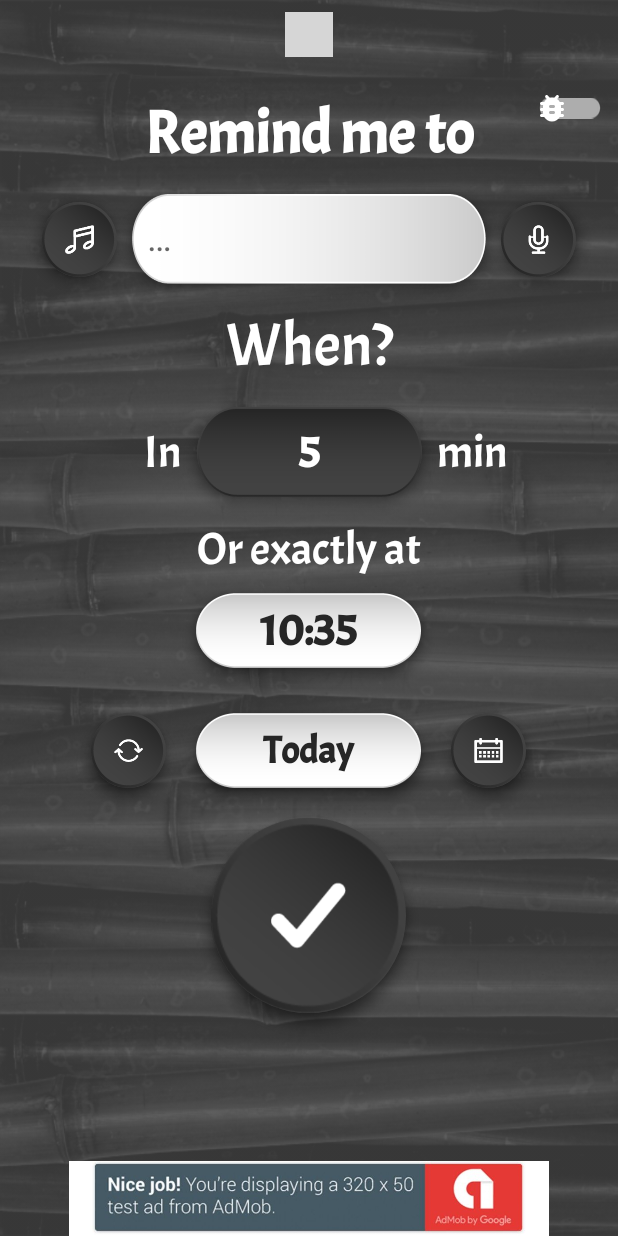
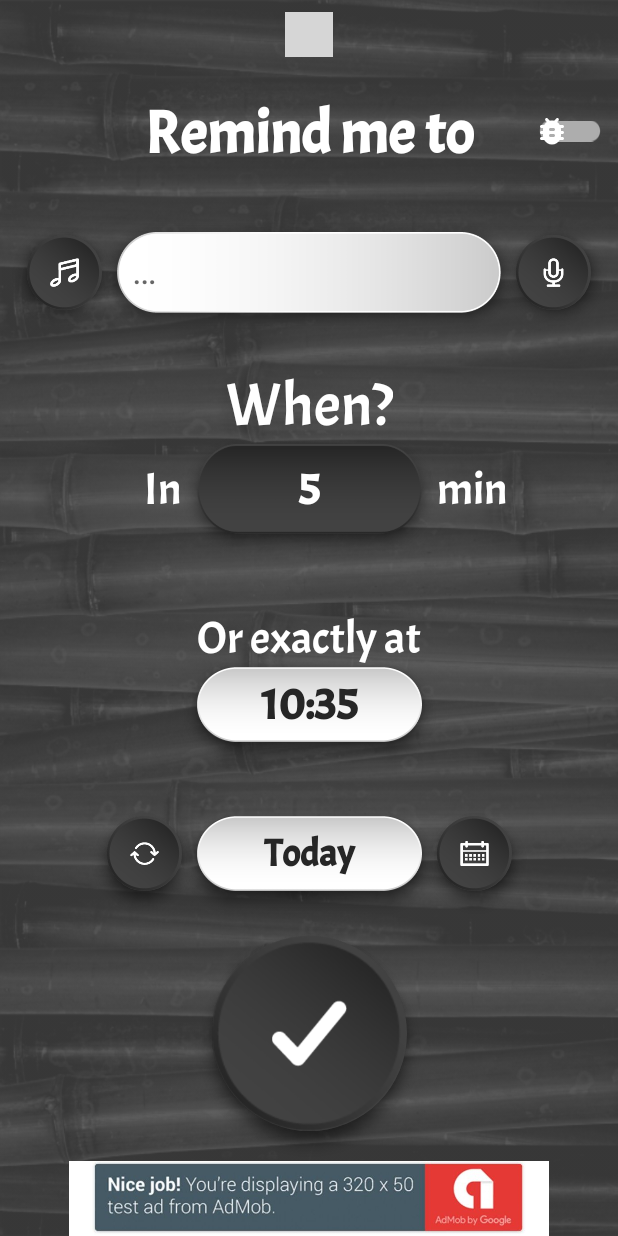
Before and after one commit to YoavGibri/RemindMe, an Android app: the screen it shows after launch (MainActivity), on a phone screen of 412 x 824 dp. Run offline under Robolectric (Android 15) with nearby library versions, the phone set to English and light mode, and no system bars; our stand-ins replace Room's generated code; libraries missing offline, so code that uses them is left out: com.nabinbhandari.android; plain views replace DotsIndicator; 1 statement that could not run was skipped; grey boxes are pictures that could not be loaded.

Commit message:
fit design to different sizes- end?

```diff
--- a/app/build.gradle
+++ b/app/build.gradle
@@ -14,8 +14,8 @@ android {
         applicationId "com.hirshler.remindme"
         minSdk 24
         targetSdk 30
-        versionCode 2
-        versionName "2.4"
+        versionCode 3
+        versionName "2.5"
 
         archivesBaseName = "RemindMe21-v$versionName"
 
--- a/app/src/main/java/com/hirshler/remindme/ui/reminder/ReminderFragment.kt
+++ b/app/src/main/java/com/hirshler/remindme/ui/reminder/ReminderFragment.kt
@@ -47,18 +47,18 @@ class ReminderFragment(private val reminderToEdit: Reminder? = null) : MainActiv
 
         binding.debugSwitch.isChecked = AppSettings.getIsDebugMode()
 
-        vm.currentCalendar.observe(viewLifecycleOwner, { calendar ->
+        vm.currentCalendar.observe(viewLifecycleOwner) { calendar ->
 //            binding.daysButton.setDate(calendar)
             binding.timePickerButton.text = SimpleDateFormat("HH:mm", Locale.getDefault()).format(calendar.time)
-        })
+        }
 
 
-        binding.text.addTextChangedListener(
+        binding.reminderText.addTextChangedListener(
             afterTextChanged = { vm.currentReminder.value?.text = it.toString() }
         )
 
 
-        binding.text.setOnFocusChangeListener { v, hasFocus -> if (!hasFocus) Utils.hideKeyboard(v) }
+        binding.reminderText.setOnFocusChangeListener { v, hasFocus -> if (!hasFocus) Utils.hideKeyboard(v) }
 
         binding.minutesButton.setOnToggleCallback { minutes ->
             vm.setMinutes(minutes)
@@ -167,8 +167,8 @@ class ReminderFragment(private val reminderToEdit: Reminder? = null) : MainActiv
         requireActivity().onBackPressedDispatcher.addCallback(viewLifecycleOwner, object : OnBackPressedCallback(true) {
             override fun handleOnBackPressed() {
                 //if starting new reminder and some text is written, clear the text
-                if (binding.text.text.toString().isNotEmpty() && vm.currentReminder.value?.id == null) {
-                    binding.text.setText("")
+                if (binding.reminderText.text.toString().isNotEmpty() && vm.currentReminder.value?.id == null) {
+                    binding.reminderText.setText("")
 
                 } else if (reminderToEdit != null) {
 //                    startActivity(Intent(requireActivity(), MainActivity::class.java)
@@ -187,7 +187,7 @@ class ReminderFragment(private val reminderToEdit: Reminder? = null) : MainActiv
 
     private fun setViewsFromReminder(reminder: Reminder) {
         reminder.apply {
-            text.let { binding.text.setText(it) }
+            text.let { binding.reminderText.setText(it) }
             vm.currentCalendar.value = Calendar.getInstance().apply { timeInMillis = nextAlarm() }
             binding.daysButton.setDate(vm.currentCalendar.value!!)
             binding.playPreviewButton.visibility = if (voiceNotePath.isNotEmpty()) View.VISIBLE else View.GONE
--- a/app/src/main/res/layout/activity_alert.xml
+++ b/app/src/main/res/layout/activity_alert.xml
@@ -112,7 +112,7 @@
 
         <TextView
             style="@style/textView"
-            android:id="@+id/textView6"
+            android:id="@+id/textExactlyAt"
             android:layout_width="wrap_content"
             android:layout_height="wrap_content"
             android:text="@string/time_set_title"
--- a/app/src/main/res/layout/activity_alert_old.xml
+++ b/app/src/main/res/layout/activity_alert_old.xml
@@ -86,7 +86,7 @@
 
 
     <TextView
-        android:id="@+id/textView6"
+        android:id="@+id/textExactlyAt"
         android:layout_width="wrap_content"
         android:layout_height="wrap_content"
         android:gravity="end|center_vertical"
--- a/app/src/main/res/layout/fragment_reminder.xml
+++ b/app/src/main/res/layout/fragment_reminder.xml
@@ -1,14 +1,14 @@
 <?xml version="1.0" encoding="utf-8"?>
-<LinearLayout xmlns:android="http://schemas.android.com/apk/res/android"
+<androidx.constraintlayout.widget.ConstraintLayout xmlns:android="http://schemas.android.com/apk/res/android"
     xmlns:app="http://schemas.android.com/apk/res-auto"
     xmlns:tools="http://schemas.android.com/tools"
     android:id="@+id/rootLayout"
     android:layout_width="match_parent"
     android:layout_height="match_parent"
     android:clickable="true"
+    android:clipToPadding="false"
     android:focusable="true"
     android:focusableInTouchMode="true"
-    android:orientation="vertical"
     android:paddingStart="8dp"
     android:paddingEnd="8dp"
     tools:context=".ui.reminder.ReminderFragment"
@@ -16,54 +16,42 @@
     tools:layout_marginBottom="50dp"
     tools:layout_marginTop="50dp">
 
-    <FrameLayout
-        android:layout_width="match_parent"
-        android:layout_height="wrap_content">
 
     <TextView
-            android:id="@+id/textView"
+        android:layout_marginBottom="40dp"
+        android:id="@+id/title"
         style="@style/textView"
-            android:layout_width="match_parent"
+        android:layout_width="wrap_content"
         android:layout_height="wrap_content"
-            android:layout_marginTop="15dp"
         android:gravity="center"
         android:text="@string/remind_me_to"
         android:textColor="?attr/main_color_natural"
         android:textSize="40dp"
         android:textStyle="bold"
-            android:typeface="sans" />
+        android:layout_marginTop="15dp"
+        android:typeface="sans"
+        app:layout_constraintEnd_toEndOf="parent"
+        app:layout_constraintStart_toStartOf="parent"
+        app:layout_constraintTop_toTopOf="parent"
+        app:layout_constraintBottom_toTopOf="@id/reminderText"/>
 
     <com.google.android.material.switchmaterial.SwitchMaterial
         android:id="@+id/debugSwitch"
         android:layout_width="wrap_content"
         android:layout_height="wrap_content"
         android:layout_gravity="end"
-            android:thumb="@drawable/ic_round_bug_report_24" />
-
-
-    </FrameLayout>
-
-    <LinearLayout
-        android:layout_width="match_parent"
-        android:layout_height="wrap_content"
-        android:layout_gravity="center"
-        android:clipToPadding="false"
-        android:gravity="center_vertical"
-        android:orientation="horizontal"
-        android:padding="10dp">
-
-        <androidx.appcompat.widget.AppCompatImageButton
-            android:id="@+id/chooseAlarmSoundButton"
-            style="@style/coloredButtonOverlay"
-            android:src="@drawable/icon_ringtone" />
+        android:thumb="@drawable/ic_round_bug_report_24"
+        app:layout_constraintEnd_toEndOf="parent"
+        app:layout_constraintTop_toTopOf="@id/title" />
 
 
     <com.hirshler.remindme.view.AutoResizeEditText
-            android:id="@+id/text"
+        android:id="@+id/reminderText"
         style="@style/textView"
         android:layout_width="0dp"
-            android:layout_height="60dp"
-            android:layout_weight="1"
+        android:layout_height="54dp"
+        android:layout_marginHorizontal="10dp"
+        android:layout_marginBottom="36dp"
         android:background="@drawable/background_reminder_text"
         android:elevation="@dimen/app_elevation"
         android:focusable="true"
@@ -77,58 +65,72 @@
         android:padding="10dp"
         android:textAppearance="@style/textView"
         android:textSize="25dp"
+        app:layout_constraintBottom_toTopOf="@+id/title_when"
+        app:layout_constraintEnd_toStartOf="@id/recordButton"
+        app:layout_constraintStart_toEndOf="@id/chooseAlarmSoundButton"
+        app:layout_constraintTop_toBottomOf="@id/title"
         tools:ignore="Autofill,UnusedAttribute" />
+
+    <androidx.appcompat.widget.AppCompatImageButton
+        android:id="@+id/chooseAlarmSoundButton"
+        style="@style/coloredButtonOverlay"
+        android:src="@drawable/icon_ringtone"
+        android:layout_marginStart="10dp"
+        app:layout_constraintBottom_toBottomOf="@id/reminderText"
+        app:layout_constraintEnd_toStartOf="@id/reminderText"
+        app:layout_constraintStart_toStartOf="parent"
+        app:layout_constraintTop_toTopOf="@id/reminderText" />
 
 
     <androidx.appcompat.widget.AppCompatImageButton
         android:id="@+id/recordButton"
         style="@style/coloredButtonOverlay"
-            android:src="@drawable/icon_record" />
+        android:layout_marginEnd="10dp"
+        android:src="@drawable/icon_record"
+        app:layout_constraintBottom_toBottomOf="@id/reminderText"
+        app:layout_constraintEnd_toEndOf="parent"
+        app:layout_constraintStart_toEndOf="@id/reminderText"
+        app:layout_constraintTop_toTopOf="@id/reminderText" />
 
 
-    </LinearLayout>
+    <ImageButton
+        android:id="@+id/playPreviewButton"
+        style="@style/coloredButtonOverlay"
+        android:layout_marginTop="20dp"
+        android:src="@drawable/icon_play"
+        android:visibility="gone"
+        app:layout_constraintEnd_toEndOf="@id/recordButton"
+        app:layout_constraintTop_toBottomOf="@id/recordButton"
+        tools:visibility="visible" />
 
-    <FrameLayout
-        android:layout_width="match_parent"
-        android:layout_height="wrap_content">
+    <ImageButton
+        android:id="@+id/stopPreviewButton"
+        style="@style/coloredButtonOverlay"
+        android:layout_marginTop="20dp"
+        android:src="@drawable/icon_pause"
+        android:visibility="gone"
+        app:layout_constraintEnd_toEndOf="@id/recordButton"
+        app:layout_constraintTop_toBottomOf="@id/recordButton"
+        tools:visibility="visible" />
 
-        <LinearLayout
-            android:layout_width="match_parent"
-            android:layout_height="wrap_content"
-            android:paddingStart="10dp"
-            android:paddingEnd="10dp"            android:gravity="center_horizontal"
-            android:orientation="vertical">
 
     <TextView
-                android:id="@+id/textView2"
+        android:id="@+id/title_when"
         style="@style/textView"
-                android:layout_width="match_parent"
+        android:layout_width="wrap_content"
         android:layout_height="wrap_content"
         android:gravity="center"
         android:text="@string/when"
         android:textColor="?attr/main_color_natural"
         android:textSize="40dp"
-                android:typeface="sans" />
+        android:typeface="sans"
+        app:layout_constraintBottom_toTopOf="@+id/minutes_button"
+        app:layout_constraintEnd_toEndOf="parent"
+        app:layout_constraintStart_toStartOf="parent"
+        app:layout_constraintTop_toBottomOf="@id/reminderText" />
 
-            <LinearLayout
-                android:layout_width="wrap_content"
-                android:layout_height="wrap_content"
-                android:clipToPadding="false"
-                android:gravity="center"
-                android:padding="5dp">
 
-                <TextView
-                    android:id="@+id/textView3"
-                    style="@style/textView"
-                    android:layout_width="120dp"
-                    android:layout_height="wrap_content"
-                    android:gravity="end|center_vertical"
-                    android:text="@string/minutes_delay_in"
-                    android:textColor="?attr/main_color_natural"
-                    android:textSize="30dp"
-                    android:typeface="sans" />
 
-                <!--                    android:background="?attr/button_time"-->
     <com.hirshler.remindme.view.ToggleButtonMinutes
         android:id="@+id/minutes_button"
         style="@style/button_with_shadow"
@@ -140,40 +142,75 @@
         android:textSize="30dp"
         android:textStyle="bold"
         android:typeface="sans"
+        app:layout_constraintEnd_toEndOf="parent"
+        app:layout_constraintStart_toStartOf="parent"
+        app:layout_constraintTop_toBottomOf="@id/title_when"
         app:withZero="false"
         tools:text="5" />
 
+
     <TextView
-                    android:id="@+id/textView5"
+        android:id="@+id/textIn"
         style="@style/textView"
-                    android:layout_width="120dp"
+        android:layout_width="wrap_content"
         android:layout_height="wrap_content"
+        android:layout_marginEnd="10dp"
+        android:gravity="end|center_vertical"
+        android:text="@string/minutes_delay_in"
+        android:textColor="?attr/main_color_natural"
+        android:textSize="30dp"
+        android:typeface="sans"
+        app:layout_constraintBottom_toBottomOf="@id/minutes_button"
+        app:layout_constraintEnd_toStartOf="@id/minutes_button"
+        app:layout_constraintTop_toTopOf="@id/minutes_button" />
+
+
+    <TextView
+        android:id="@+id/textOut"
+        style="@style/textView"
+        android:layout_width="wrap_content"
+        android:layout_height="wrap_content"
+        android:layout_marginStart="10dp"
         android:gravity="start|center_vertical"
         android:text="@string/minutes_delay_mins"
         android:textColor="?attr/main_color_natural"
         android:textSize="30dp"
-                    android:typeface="sans" />
+        android:typeface="sans"
+        app:layout_constraintBottom_toBottomOf="@id/minutes_button"
+        app:layout_constraintStart_toEndOf="@id/minutes_button"
+        app:layout_constraintTop_toTopOf="@id/minutes_button" />
 
 
-            </LinearLayout>
-
+    <LinearLayout
+        android:id="@+id/timePickerLayout"
+        android:layout_width="wrap_content"
+        android:layout_height="wrap_content"
+        app:layout_constraintVertical_bias="0.0"
+        app:layout_constraintBottom_toTopOf="@+id/days_button"
+        app:layout_constraintEnd_toEndOf="parent"
+        android:orientation="vertical"
+        android:clipToPadding="false"
+        android:padding="20dp"
+        app:layout_constraintStart_toStartOf="parent"
+        app:layout_constraintTop_toBottomOf="@id/minutes_button">
 
         <TextView
-                android:id="@+id/textView6"
+            android:id="@+id/textExactlyAt"
             style="@style/textView"
             android:layout_width="wrap_content"
             android:layout_height="wrap_content"
             android:text="@string/time_set_title"
             android:textColor="?attr/main_color_natural"
             android:textSize="30dp"
-                android:typeface="sans" />
+            android:typeface="sans"
+             />
+
 
         <androidx.appcompat.widget.AppCompatButton
             android:id="@+id/timePickerButton"
             style="@style/button_with_shadow"
             android:layout_width="150dp"
             android:layout_height="50dp"
-                android:layout_marginBottom="25dp"
             android:background="@drawable/background_ellipse"
             android:textColor="?attr/main_color_dark"
             android:textSize="30dp"
@@ -181,17 +218,7 @@
             android:typeface="sans"
             tools:text="17:30" />
 
-            <LinearLayout
-                android:layout_width="match_parent"
-                android:layout_height="wrap_content"
-                android:clipToPadding="false"
-                android:gravity="center"
-                android:padding="10dp">
-
-                <ImageButton
-                    android:id="@+id/repeatAlarmDialogButton"
-                    style="@style/coloredButtonOverlay"
-                    android:src="@drawable/icon_repeat" />
+    </LinearLayout>
 
     <com.hirshler.remindme.view.ToggleButtonDays
         android:id="@+id/days_button"
@@ -205,61 +232,49 @@
         android:textSize="25dp"
         android:textStyle="bold"
         android:typeface="sans"
+        app:layout_constraintBottom_toTopOf="@+id/doneButton"
+        app:layout_constraintEnd_toEndOf="parent"
+        app:layout_constraintStart_toStartOf="parent"
+        app:layout_constraintTop_toBottomOf="@+id/timePickerLayout"
         tools:text="Tomorrow" />
+
+
+    <ImageButton
+        android:id="@+id/repeatAlarmDialogButton"
+        style="@style/coloredButtonOverlay"
+        android:layout_marginEnd="10dp"
+        android:src="@drawable/icon_repeat"
+        app:layout_constraintBottom_toBottomOf="@id/days_button"
+        app:layout_constraintEnd_toStartOf="@id/days_button"
+        app:layout_constraintTop_toTopOf="@id/days_button" />
 
 
     <ImageButton
         android:id="@+id/datePickerButton"
         style="@style/coloredButtonOverlay"
-                    android:src="@drawable/icon_calendar" />
+        android:layout_marginStart="10dp"
+        android:src="@drawable/icon_calendar"
+        app:layout_constraintBottom_toBottomOf="@id/days_button"
+        app:layout_constraintStart_toEndOf="@id/days_button"
+        app:layout_constraintTop_toTopOf="@id/days_button" />
 
-
-            </LinearLayout>
-
-        </LinearLayout>
-
-
-        <LinearLayout
-            android:layout_width="match_parent"
-            android:layout_height="match_parent"
-            android:layout_gravity="center"
-            android:gravity="top|end"
-            android:orientation="horizontal"
-            android:paddingStart="10dp"
-            android:paddingEnd="10dp">
-
-
-            <ImageButton
-                android:id="@+id/playPreviewButton"
-                style="@style/coloredButtonOverlay"
-                android:src="@drawable/icon_play"
-                android:visibility="gone"
-                tools:visibility="visible" />
-
-            <ImageButton
-                android:id="@+id/stopPreviewButton"
-                style="@style/coloredButtonOverlay"
-                android:src="@drawable/icon_pause"
-                android:visibility="gone"
-                tools:visibility="visible" />
-
-        </LinearLayout>
-
-
-    </FrameLayout>
 
     <ImageButton
         android:id="@+id/doneButton"
         style="@style/button_with_shadow"
         android:layout_width="130dp"
-        android:adjustViewBounds="true"
         android:layout_height="130dp"
         android:layout_gravity="center"
+        android:layout_marginBottom="20dp"
+        android:adjustViewBounds="true"
         android:background="@drawable/background_round_button_colored"
         android:padding="40dp"
-        android:layout_margin="0dp"
         android:scaleType="fitCenter"
         android:src="@drawable/icon_v"
+        app:layout_constraintBottom_toBottomOf="parent"
+        app:layout_constraintEnd_toEndOf="parent"
+        app:layout_constraintStart_toStartOf="parent"
         app:tint="?attr/main_color_natural" />
 
-</LinearLayout>
+
+</androidx.constraintlayout.widget.ConstraintLayout>
--- a/app/src/main/res/layout/fragment_reminder_old.xml
+++ b/app/src/main/res/layout/fragment_reminder_old.xml
@@ -234,7 +234,7 @@
 
             <TextView
             style="@style/textView"
-                android:id="@+id/textView6"
+                android:id="@+id/textExactlyAt"
                 android:layout_width="wrap_content"
                 android:layout_height="0dp"
                 android:layout_marginTop="10dp"
--- a/app/src/main/res/layout/fragment_settings.xml
+++ b/app/src/main/res/layout/fragment_settings.xml
@@ -52,9 +52,8 @@
 
     <LinearLayout
         android:layout_width="match_parent"
-        android:layout_height="0dp"
+        android:layout_height="wrap_content"
         android:layout_marginTop="30dp"
-        android:layout_weight="1"
         android:orientation="vertical">
 
         <LinearLayout
--- a/app/src/main/res/layout/reminders_reminders_list_row_item.xml
+++ b/app/src/main/res/layout/reminders_reminders_list_row_item.xml
@@ -13,6 +13,7 @@
         android:id="@+id/imgTextAndVoice"
         style="@style/coloredButtonOverlay"
         android:src="@drawable/icon_text"
+        android:layout_margin="10dp"
         android:translationZ="1dp" />
 
     <LinearLayout
--- a/app/src/main/res/values/styles.xml
+++ b/app/src/main/res/values/styles.xml
@@ -17,7 +17,7 @@
 
     <style name="button_with_shadow" parent="textView">
         <item name="android:elevation">@dimen/app_elevation</item>
-        <item name="android:layout_margin">10dp</item>
+        <item name="android:clipToPadding">false</item>
         <item name="android:stateListAnimator">@null</item>
 
     </style>
@@ -25,12 +25,13 @@
     <style name="coloredButtonOverlay" parent="button_with_shadow">
         <item name="android:layout_width">@dimen/button_diameter</item>
         <item name="android:layout_height">@dimen/button_diameter</item>
-        <item name="android:layout_margin">10dp</item>
         <item name="android:padding">15dp</item>
+        <item name="android:clipToPadding">false</item>
         <item name="android:scaleType">fitCenter</item>
         <item name="tint">?attr/main_color_natural</item>
         <item name="android:background">@drawable/background_round_button_colored</item>
     </style>
+<!--        <item name="android:layout_margin">10dp</item>-->
 
     <style name="whiteButtonOverlay" parent="button_with_shadow">
         <item name="android:layout_width">@dimen/button_diameter</item>
@@ -49,11 +50,21 @@
     <!--        <item name="android:layout_margin">5dp</item>-->
 
     <!--    </style>-->
-    <style name="colorPicker">
-        <item name="android:layout_width">0dp</item>
-        <item name="android:layout_weight">1</item>
+<!--    <style name="colorPicker">-->
+<!--        <item name="android:layout_width">0dp</item>-->
+<!--        <item name="android:layout_weight">1</item>-->
+<!--        <item name="android:layout_height">match_parent</item>-->
+<!--        <item name="android:layout_margin">5dp</item>-->
+<!--        <item name="android:padding">20dp</item>-->
+<!--        <item name="android:src">@drawable/icon_v_transparent</item>-->
+<!--        <item name="android:scaleType">centerInside</item>-->
+<!--        <item name="android:adjustViewBounds">true</item>-->
+<!--        <item name="tint">?attr/main_color_natural</item>-->
+<!--    </style>-->
+
+<style name="colorPicker">
+        <item name="android:layout_width">wrap_content</item>
         <item name="android:layout_height">wrap_content</item>
-        <item name="android:layout_margin">5dp</item>
         <item name="android:padding">20dp</item>
         <item name="android:src">@drawable/icon_v_transparent</item>
         <item name="android:scaleType">centerInside</item>
```
Also changed, not shown: app/src/main/res/layout/color_selector_view.xml (+21 -13 lines), app/src/main/res/layout/fragment_reminder_old2.xml (added, +265 -0 lines), 2 other files. Lines whose indentation alone changed are shown as unchanged.
